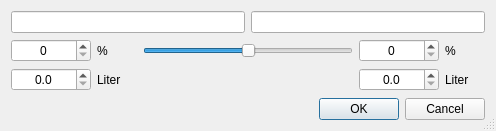
Above: kleiner-brauhelfer/dialogs/dlgsudteilen.ui from kleiner-brauhelfer/kleiner-brauhelfer-2 before the change. Below: the same form after it.
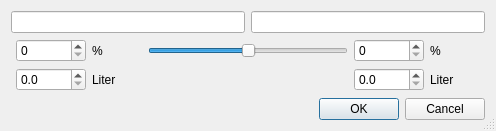
That is the form after the change. Custom widgets are drawn as their Qt base class.

```diff
--- a/kleiner-brauhelfer/dialogs/dlgsudteilen.ui
+++ b/kleiner-brauhelfer/dialogs/dlgsudteilen.ui
@@ -43,60 +43,42 @@
    </item>
    <item>
     <layout class="QGridLayout" name="gridLayout">
-     <item row="0" column="0">
+     <item row="0" column="1">
       <widget class="SpinBox" name="spinBox_Percent1">
        <property name="minimumSize">
         <size>
-         <width>80</width>
+         <width>70</width>
          <height>0</height>
         </size>
        </property>
+       <property name="maximumSize">
+        <size>
+         <width>70</width>
+         <height>16777215</height>
+        </size>
+       </property>
        <property name="toolTip">
         <string>&lt;html&gt;&lt;head/&gt;&lt;body&gt;&lt;p&gt;In diesem Feld wird die &lt;span style=&quot; font-weight:600;&quot;&gt;erste Teilmenge&lt;/span&gt; des geteilten Sudes &lt;span style=&quot; font-weight:600;&quot;&gt;prozentual&lt;/span&gt; bestimmt. Die zweite Teilmenge wird automatisch ermittelt.&lt;/p&gt;&lt;p&gt;&lt;span style=&quot; font-weight:600;&quot;&gt;Sude teilen&lt;/span&gt; ist eine gute Methode, um Variationen zeit- und kostengünstig umzusetzen.&lt;/p&gt;&lt;/body&gt;&lt;/html&gt;</string>
        </property>
-       <property name="alignment">
-        <set>Qt::AlignCenter</set>
-       </property>
        <property name="maximum">
         <number>100</number>
        </property>
       </widget>
      </item>
-     <item row="1" column="1">
-      <widget class="QLabel" name="label_2">
-       <property name="text">
-        <string>Liter</string>
-       </property>
-      </widget>
-     </item>
      <item row="0" column="3">
-      <widget class="SpinBox" name="spinBox_Percent2">
-       <property name="minimumSize">
-        <size>
-         <width>80</width>
-         <height>0</height>
-        </size>
-       </property>
-       <property name="toolTip">
-        <string>&lt;html&gt;&lt;head/&gt;&lt;body&gt;&lt;p&gt;In diesem Feld wird die &lt;span style=&quot; font-weight:600;&quot;&gt;zweite Teilmenge &lt;/span&gt;des geteilten Sudes &lt;span style=&quot; font-weight:600;&quot;&gt;prozentual&lt;/span&gt; bestimmt. Die erste Teilmenge wird automatisch ermittelt.&lt;/p&gt;&lt;p&gt;&lt;span style=&quot; font-weight:600;&quot;&gt;Sude teilen&lt;/span&gt; ist eine gute Methode, um Variationen zeit- und kostengünstig umzusetzen.&lt;/p&gt;&lt;/body&gt;&lt;/html&gt;</string>
-       </property>
-       <property name="alignment">
-        <set>Qt::AlignCenter</set>
-       </property>
-       <property name="maximum">
-        <number>100</number>
-       </property>
-      </widget>
-     </item>
-     <item row="1" column="4">
-      <widget class="QLabel" name="label_4">
-       <property name="text">
-        <string>Liter</string>
-       </property>
-      </widget>
-     </item>
-     <item row="0" column="2">
       <widget class="QSlider" name="horizontalSlider_Percent">
+       <property name="minimumSize">
+        <size>
+         <width>200</width>
+         <height>0</height>
+        </size>
+       </property>
+       <property name="maximumSize">
+        <size>
+         <width>200</width>
+         <height>16777215</height>
+        </size>
+       </property>
        <property name="toolTip">
         <string>&lt;html&gt;&lt;head/&gt;&lt;body&gt;&lt;p&gt;Mit dem Schieberegler kann die prozentuale Verteilung zwischen erstem und zweitem &lt;span style=&quot; font-weight:600;&quot;&gt;Teilsud&lt;/span&gt; bequem verteilt werden. Eine händische Eingabe in die Felder links und rechts erübrigt sich damit.&lt;/p&gt;&lt;p&gt;&lt;span style=&quot; font-weight:600;&quot;&gt;Sude teilen&lt;/span&gt; ist eine gute Methode, um Variationen zeit- und kostengünstig umzusetzen.&lt;/p&gt;&lt;/body&gt;&lt;/html&gt;</string>
        </property>
@@ -111,14 +93,74 @@
        </property>
       </widget>
      </item>
-     <item row="1" column="3">
+     <item row="0" column="4">
+      <widget class="SpinBox" name="spinBox_Percent2">
+       <property name="minimumSize">
+        <size>
+         <width>70</width>
+         <height>0</height>
+        </size>
+       </property>
+       <property name="maximumSize">
+        <size>
+         <width>70</width>
+         <height>16777215</height>
+        </size>
+       </property>
+       <property name="toolTip">
+        <string>&lt;html&gt;&lt;head/&gt;&lt;body&gt;&lt;p&gt;In diesem Feld wird die &lt;span style=&quot; font-weight:600;&quot;&gt;zweite Teilmenge &lt;/span&gt;des geteilten Sudes &lt;span style=&quot; font-weight:600;&quot;&gt;prozentual&lt;/span&gt; bestimmt. Die erste Teilmenge wird automatisch ermittelt.&lt;/p&gt;&lt;p&gt;&lt;span style=&quot; font-weight:600;&quot;&gt;Sude teilen&lt;/span&gt; ist eine gute Methode, um Variationen zeit- und kostengünstig umzusetzen.&lt;/p&gt;&lt;/body&gt;&lt;/html&gt;</string>
+       </property>
+       <property name="maximum">
+        <number>100</number>
+       </property>
+      </widget>
+     </item>
+     <item row="0" column="0">
+      <spacer name="horizontalSpacer">
+       <property name="orientation">
+        <enum>Qt::Horizontal</enum>
+       </property>
+       <property name="sizeHint" stdset="0">
+        <size>
+         <width>40</width>
+         <height>20</height>
+        </size>
+       </property>
+      </spacer>
+     </item>
+     <item row="1" column="1">
+      <widget class="DoubleSpinBox" name="doubleSpinBox_Amount1">
+       <property name="minimumSize">
+        <size>
+         <width>70</width>
+         <height>0</height>
+        </size>
+       </property>
+       <property name="maximumSize">
+        <size>
+         <width>70</width>
+         <height>16777215</height>
+        </size>
+       </property>
+       <property name="toolTip">
+        <string>&lt;html&gt;&lt;head/&gt;&lt;body&gt;&lt;p&gt;In diesem Feld wird die erste Menge des geteilten Sudes &lt;span style=&quot; font-weight:600;&quot;&gt;nach Menge&lt;/span&gt; bestimmt. Die zweite Teilmenge wird automatisch ermittelt.&lt;/p&gt;&lt;/body&gt;&lt;/html&gt;</string>
+       </property>
+       <property name="decimals">
+        <number>1</number>
+       </property>
+       <property name="maximum">
+        <double>9999.000000000000000</double>
+       </property>
+       <property name="singleStep">
+        <double>0.100000000000000</double>
+       </property>
+      </widget>
+     </item>
+     <item row="1" column="4">
       <widget class="DoubleSpinBox" name="doubleSpinBox_Amount2">
        <property name="toolTip">
         <string>&lt;html&gt;&lt;head/&gt;&lt;body&gt;&lt;p&gt;In diesem Feld wird die zweite Menge des geteilten Sudes &lt;span style=&quot; font-weight:600;&quot;&gt;nach Menge&lt;/span&gt; bestimmt. Die erste Teilmenge wird automatisch ermittelt.&lt;/p&gt;&lt;/body&gt;&lt;/html&gt;</string>
        </property>
-       <property name="alignment">
-        <set>Qt::AlignCenter</set>
-       </property>
        <property name="decimals">
         <number>1</number>
        </property>
@@ -130,51 +172,83 @@
        </property>
       </widget>
      </item>
-     <item row="0" column="4">
+     <item row="0" column="5">
       <widget class="QLabel" name="label_3">
        <property name="minimumSize">
         <size>
-         <width>40</width>
+         <width>50</width>
          <height>0</height>
         </size>
        </property>
+       <property name="maximumSize">
+        <size>
+         <width>50</width>
+         <height>16777215</height>
+        </size>
+       </property>
        <property name="text">
         <string>%</string>
        </property>
       </widget>
      </item>
-     <item row="0" column="1">
+     <item row="0" column="2">
       <widget class="QLabel" name="label">
        <property name="minimumSize">
         <size>
-         <width>40</width>
+         <width>50</width>
          <height>0</height>
         </size>
        </property>
+       <property name="maximumSize">
+        <size>
+         <width>50</width>
+         <height>16777215</height>
+        </size>
+       </property>
        <property name="text">
         <string>%</string>
        </property>
       </widget>
      </item>
-     <item row="1" column="0">
-      <widget class="DoubleSpinBox" name="doubleSpinBox_Amount1">
-       <property name="toolTip">
-        <string>&lt;html&gt;&lt;head/&gt;&lt;body&gt;&lt;p&gt;In diesem Feld wird die erste Menge des geteilten Sudes &lt;span style=&quot; font-weight:600;&quot;&gt;nach Menge&lt;/span&gt; bestimmt. Die zweite Teilmenge wird automatisch ermittelt.&lt;/p&gt;&lt;/body&gt;&lt;/html&gt;</string>
+     <item row="1" column="5">
+      <widget class="QLabel" name="label_4">
+       <property name="minimumSize">
+        <size>
+         <width>50</width>
+         <height>0</height>
+        </size>
        </property>
-       <property name="alignment">
-        <set>Qt::AlignCenter</set>
+       <property name="maximumSize">
+        <size>
+         <width>50</width>
+         <height>16777215</height>
+        </size>
        </property>
-       <property name="decimals">
-        <number>1</number>
+       <property name="text">
+        <string>Liter</string>
        </property>
-       <property name="maximum">
-        <double>9999.000000000000000</double>
+      </widget>
+     </item>
+     <item row="1" column="2">
+      <widget class="QLabel" name="label_2">
+       <property name="text">
+        <string>Liter</string>
        </property>
-       <property name="singleStep">
-        <double>0.100000000000000</double>
-       </property>
       </widget>
      </item>
+     <item row="0" column="6">
+      <spacer name="horizontalSpacer_2">
+       <property name="orientation">
+        <enum>Qt::Horizontal</enum>
+       </property>
+       <property name="sizeHint" stdset="0">
+        <size>
+         <width>40</width>
+         <height>20</height>
+        </size>
+       </property>
+      </spacer>
+     </item>
     </layout>
    </item>
    <item>
```
